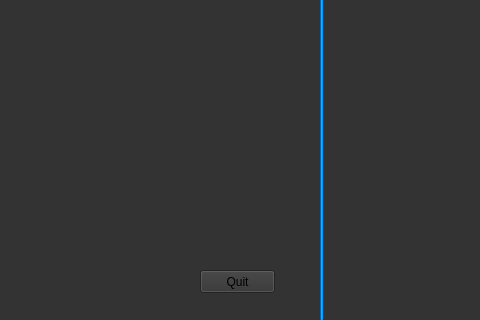
The window that mainwindow.ui (Coolxer/Vis4xe) describes before a commit, drawn with Qt 5; both pictures show x 480 to 960 and y 220 to 540 of the 960 by 540 pixel window.
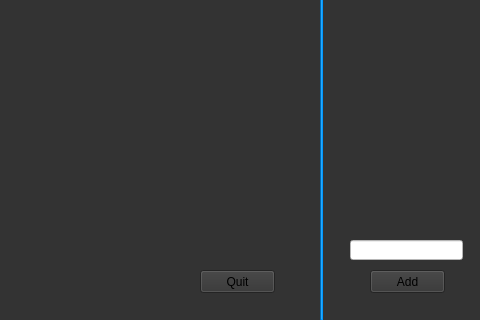
The same window after the commit.

What changed in the file:
```diff
--- a/mainwindow.ui
+++ b/mainwindow.ui
@@ -385,6 +385,36 @@
        <string>Quit</string>
       </property>
      </widget>
+     <widget class="QPushButton" name="addStringButton">
+      <property name="geometry">
+       <rect>
+        <x>850</x>
+        <y>490</y>
+        <width>75</width>
+        <height>23</height>
+       </rect>
+      </property>
+      <property name="text">
+       <string>Add</string>
+      </property>
+     </widget>
+     <widget class="QLineEdit" name="stringValueLine">
+      <property name="geometry">
+       <rect>
+        <x>830</x>
+        <y>460</y>
+        <width>113</width>
+        <height>20</height>
+       </rect>
+      </property>
+      <property name="styleSheet">
+       <string notr="true">background-color: #FFFFFF;
+color: #000000;</string>
+      </property>
+      <property name="text">
+       <string/>
+      </property>
+     </widget>
      <zorder>editingHeader</zorder>
      <zorder>line</zorder>
      <zorder>stringsHeader</zorder>
```
Left out of the diff: 2 changed lines with no effect on the pictures.
